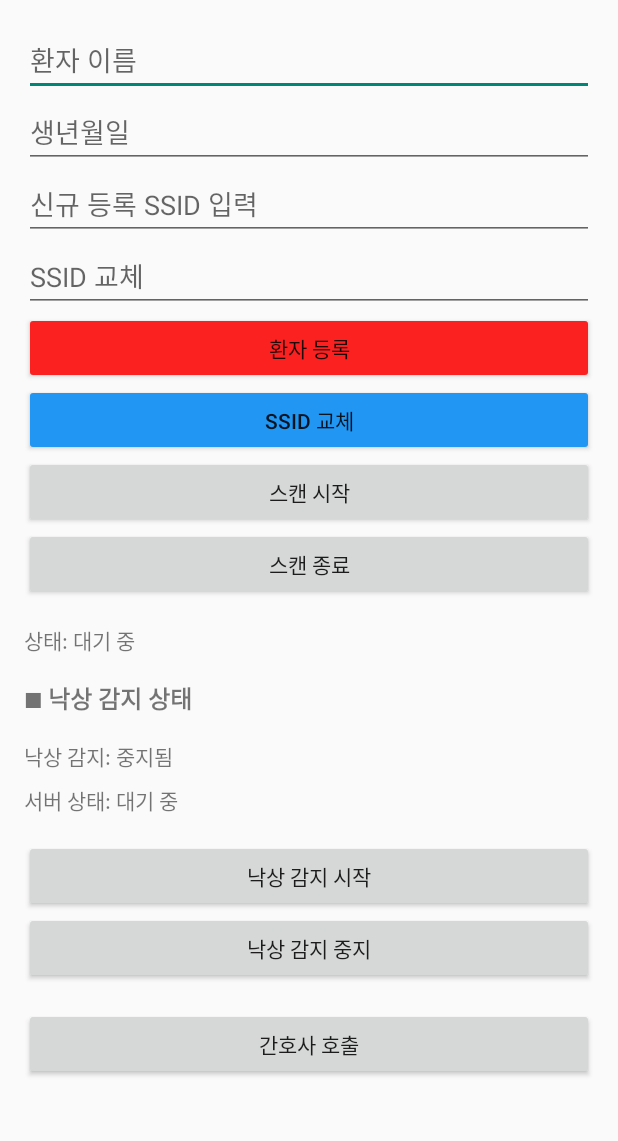
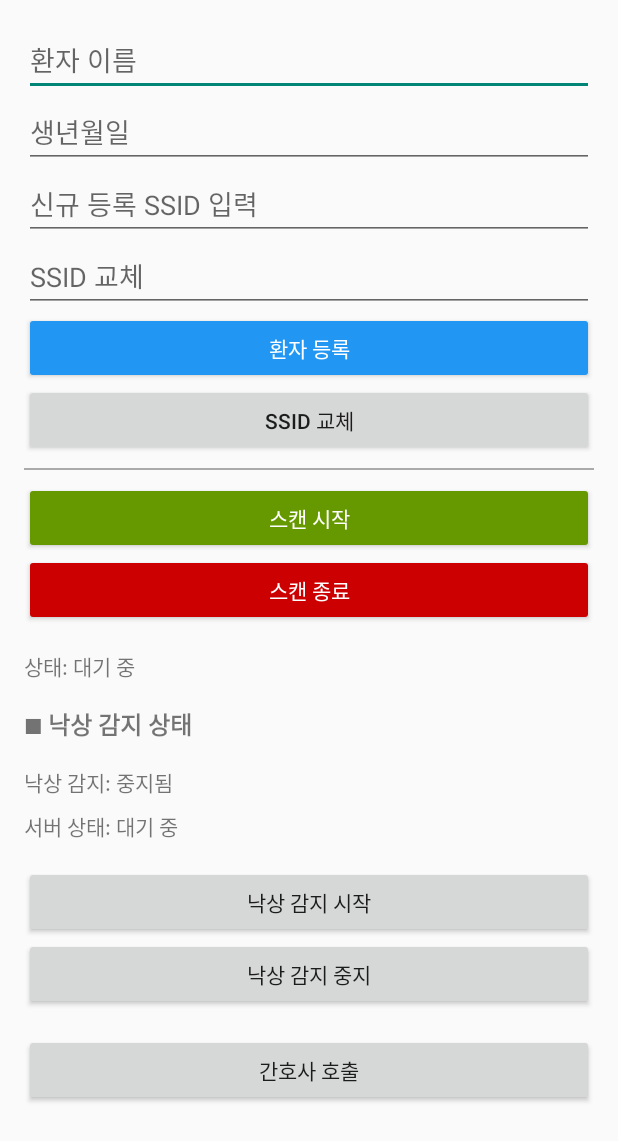
Before and after one commit to Yellow0126/Button_Test, an Android app built with Jetpack Compose: the screen it shows after launch (MainActivity), on a phone screen of 412 x 824 dp. Shown: the top 1141 px of the screen. Run offline under Robolectric (Android 15) with nearby library versions, the phone set to English and light mode, and no system bars.

```diff
--- a/app/src/main/res/layout/activity_main.xml
+++ b/app/src/main/res/layout/activity_main.xml
@@ -41,26 +41,40 @@
             android:layout_width="match_parent"
             android:layout_height="wrap_content"
             android:text="환자 등록"
-            android:backgroundTint="@color/red" /> <!-- 빨간색 -->
+            android:backgroundTint="@color/blue"
+            android:textColor="@android:color/white" />
 
         <Button
             android:id="@+id/btnApplySsid"
             android:layout_width="match_parent"
             android:layout_height="wrap_content"
             android:text="SSID 교체"
-            android:backgroundTint="@color/blue" />
+
+             />
+
+        <!-- 구분선 추가 -->
+        <View
+            android:layout_width="match_parent"
+            android:layout_height="1dp"
+            android:background="@android:color/darker_gray"
+            android:layout_marginTop="8dp"
+            android:layout_marginBottom="8dp"/>
 
         <Button
             android:id="@+id/btnStart"
             android:layout_width="match_parent"
             android:layout_height="wrap_content"
-            android:text="스캔 시작" />
+            android:text="스캔 시작"
+            android:backgroundTint="@android:color/holo_green_dark"
+            android:textColor="@android:color/white" />
 
         <Button
             android:id="@+id/btnStop"
             android:layout_width="match_parent"
             android:layout_height="wrap_content"
-            android:text="스캔 종료" />
+            android:text="스캔 종료"
+            android:backgroundTint="@android:color/holo_red_dark"
+            android:textColor="@android:color/white" />
 
         <!-- (기존) 상태 텍스트 -->
         <TextView
```
Also changed, not shown: app/src/main/java/com/example/button_test/FallDetectionService.kt (+52 -8 lines), app/src/main/ic_launcher-playstore.png, app/src/main/res/mipmap-hdpi/ic_launcher.webp, app/src/main/res/mipmap-hdpi/ic_launcher_foreground.webp, app/src/main/res/mipmap-hdpi/ic_launcher_round.webp, app/src/main/res/mipmap-mdpi/ic_launcher.webp, app/src/main/res/mipmap-mdpi/ic_launcher_foreground.webp, app/src/main/res/mipmap-mdpi/ic_launcher_round.webp, app/src/main/res/mipmap-xhdpi/ic_launcher.webp, app/src/main/res/mipmap-xhdpi/ic_launcher_foreground.webp, app/src/main/res/mipmap-xhdpi/ic_launcher_round.webp, app/src/main/res/mipmap-xxhdpi/ic_launcher.webp, app/src/main/res/mipmap-xxhdpi/ic_launcher_foreground.webp, app/src/main/res/mipmap-xxhdpi/ic_launcher_round.webp, 3 more files.
